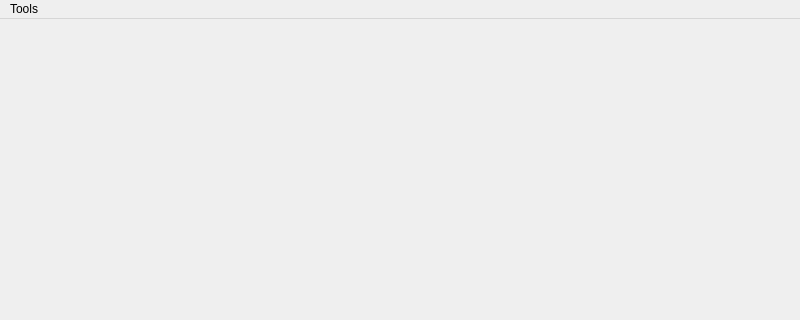
malabdali/3dPrintersManager, file ui/mainwindow.ui: the form before one commit; both pictures show x 0 to 800 and y 0 to 320 of the 800 by 600 pixel window.
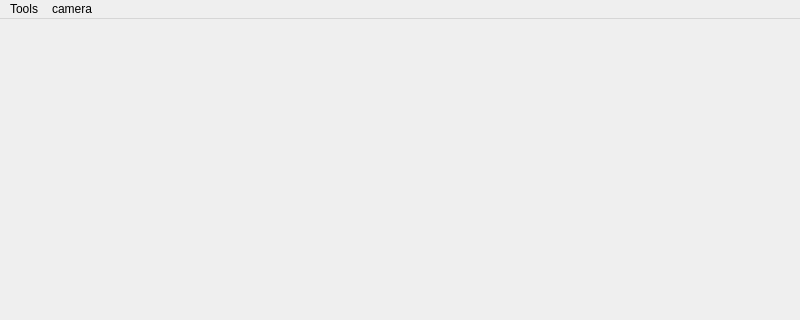
The form after the commit. Icons and pictures are not drawn.

Commit message: camera capture

```diff
--- a/ui/mainwindow.ui
+++ b/ui/mainwindow.ui
@@ -24,7 +24,7 @@
      <x>0</x>
      <y>0</y>
      <width>800</width>
-     <height>22</height>
+     <height>21</height>
     </rect>
    </property>
    <widget class="QMenu" name="menuTools">
@@ -41,7 +41,18 @@
     <addaction name="_task_manager_action"/>
     <addaction name="_show_tasks_window_action"/>
    </widget>
+   <widget class="QMenu" name="menucamera">
+    <property name="title">
+     <string>camera</string>
+    </property>
+    <property name="icon">
+     <iconset resource="../resources/images.qrc">
+      <normaloff>:/icon/images/camera.png</normaloff>:/icon/images/camera.png</iconset>
+    </property>
+    <addaction name="actioncapture"/>
+   </widget>
    <addaction name="menuTools"/>
+   <addaction name="menucamera"/>
   </widget>
   <widget class="QStatusBar" name="statusbar"/>
   <action name="_network_action">
```
Left out of the diff: 8 changed lines with no effect on the pictures. The commit also changes 23 other files.
